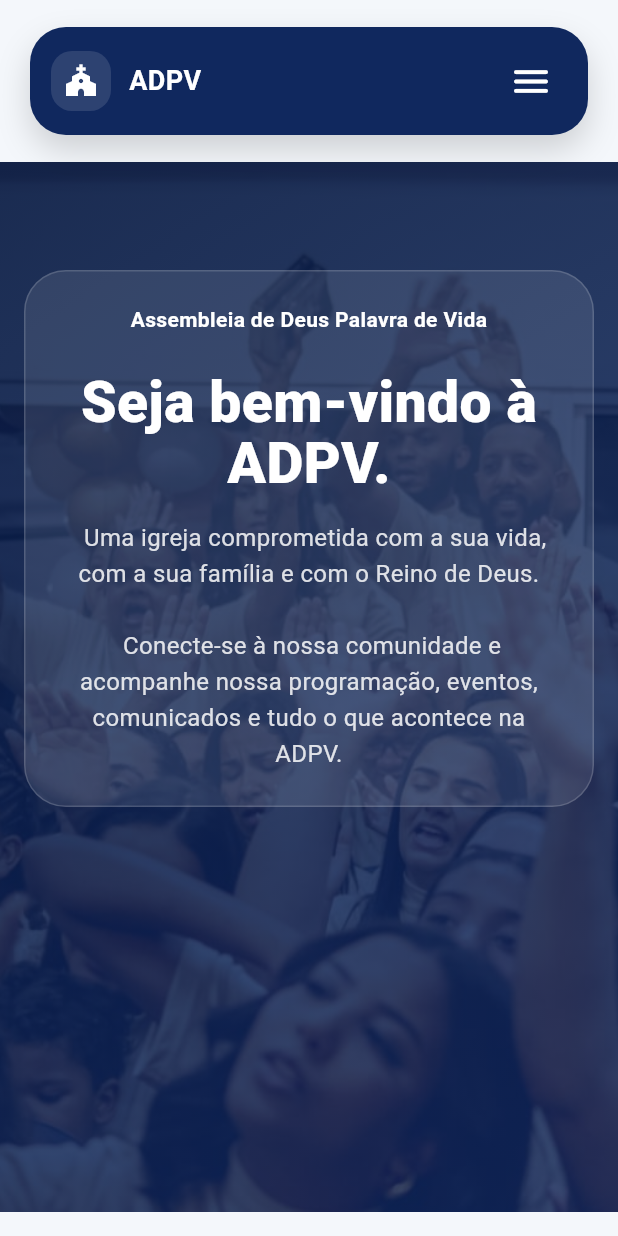
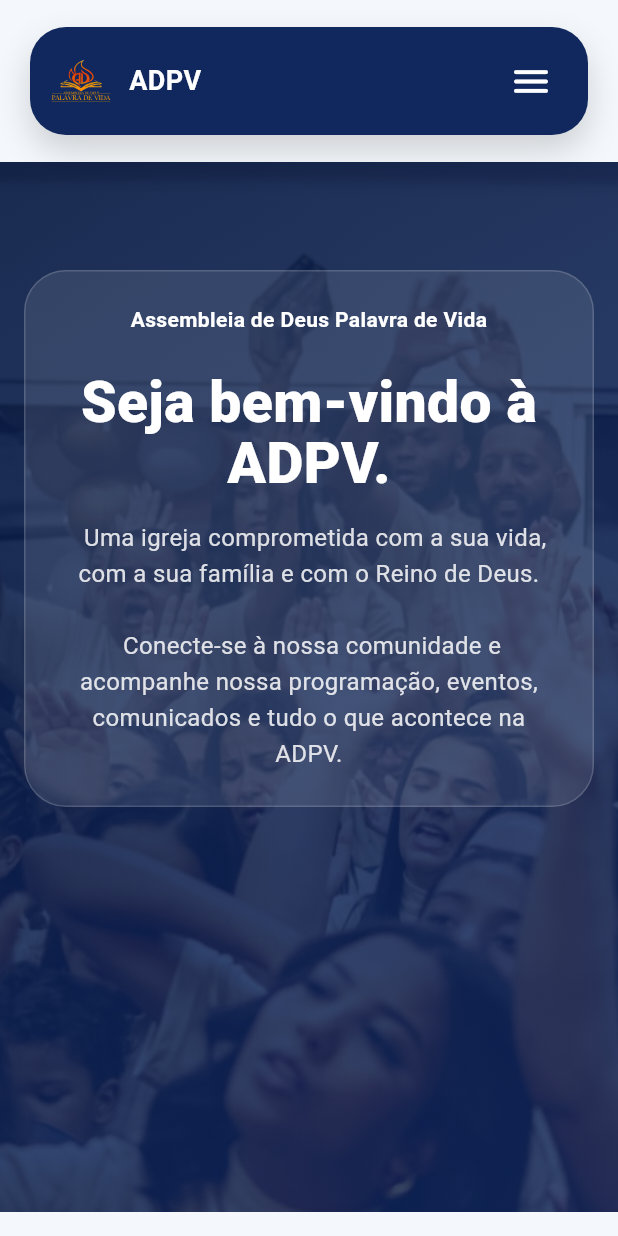
Before and after one commit to lhdev/SITE-ADPV, a Flutter app: the screen it shows after launch, on a phone screen of 412 x 824 dp. Run offline on Flutter 3.47's test engine with Material 3 defaults, Android fonts, the phone set to English and light mode, and no system bars; our stand-ins replace flutter_svg.

Commit message:
Arquivo faltante para site e icon do site

```diff
--- a/lib/home_page.dart
+++ b/lib/home_page.dart
@@ -1,4 +1,5 @@
 import 'package:flutter/material.dart';
+import 'package:flutter_svg/flutter_svg.dart';
 
 import 'widgets/banner_carousel.dart';
 import 'widgets/church_info_sections.dart';
@@ -140,14 +141,13 @@ class _Header extends StatelessWidget {
           ),
           child: Row(
             children: [
-              Container(
+              SizedBox(
                 width: isCompact ? 40 : 44,
                 height: isCompact ? 40 : 44,
-                decoration: BoxDecoration(
-                  color: Colors.white.withValues(alpha: 0.12),
-                  borderRadius: BorderRadius.circular(14),
+                child: SvgPicture.asset(
+                  'assets/images/logo-palavra-de-vida.svg',
+                  fit: BoxFit.contain,
                 ),
-                child: const Icon(Icons.church, color: Colors.white),
               ),
               const SizedBox(width: 12),
               Expanded(
--- a/pubspec.yaml
+++ b/pubspec.yaml
@@ -34,6 +34,7 @@ dependencies:
   # The following adds the Cupertino Icons font to your application.
   # Use with the CupertinoIcons class for iOS style icons.
   cupertino_icons: ^1.0.8
+  flutter_svg: ^2.2.1
   url_launcher: ^6.3.2
 
 dev_dependencies:
```
Also changed, not shown: assets/images/logo-palavra-de-vida.svg (added), pubspec.lock, 4 other files.
